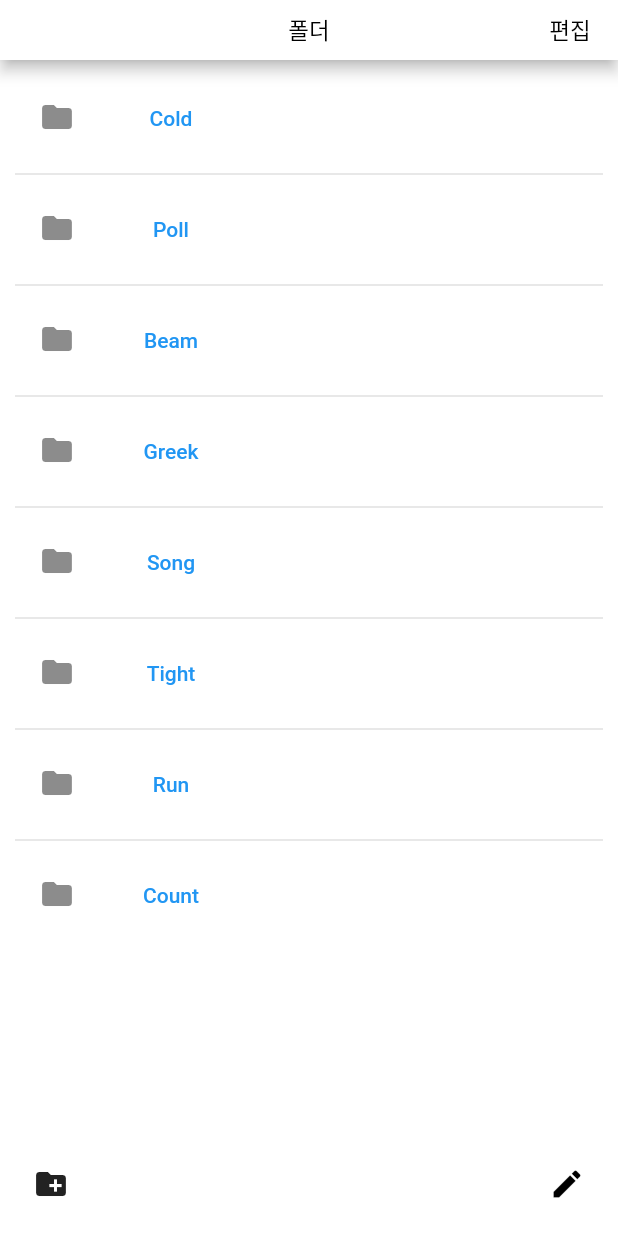
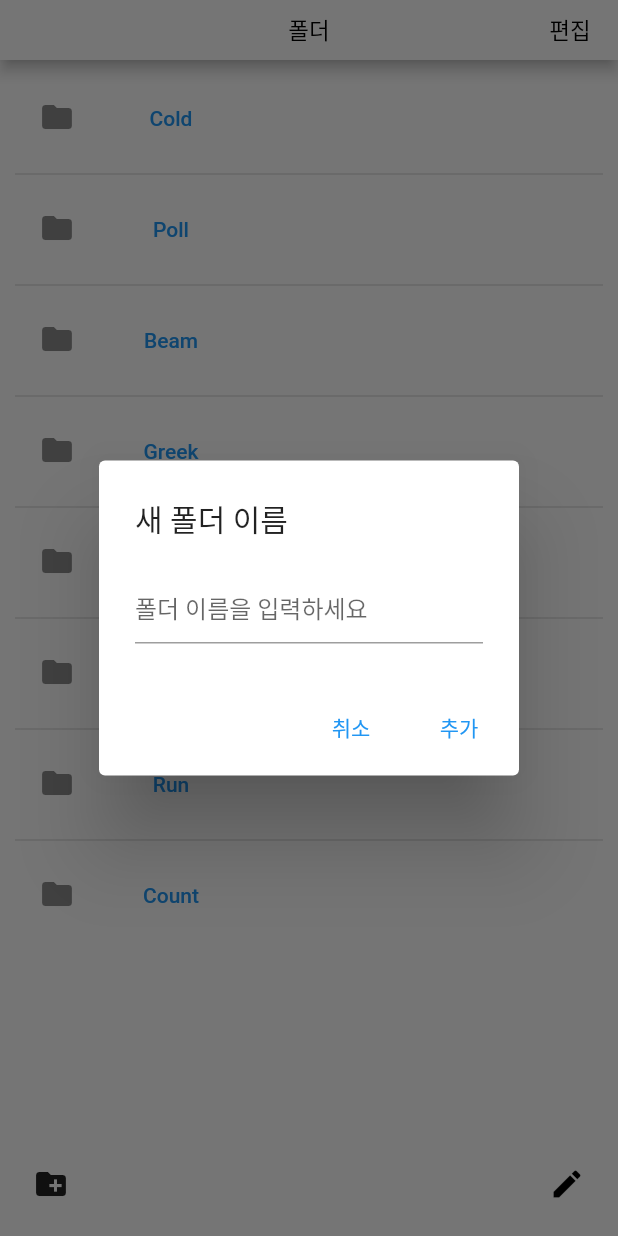
Before and after one commit to calmbrown/motilabs, a Flutter app: the screen it shows after launch, after a tap on the "create new folder" icon, on a phone screen of 412 x 824 dp. Run offline on Flutter 3.47's test engine with Material 2 defaults, Android fonts, the phone set to English and light mode, and no system bars.

Commit message:
create folder

```diff
--- a/lib/main.dart
+++ b/lib/main.dart
@@ -2,5 +2,5 @@ import 'package:flutter/material.dart';
 import 'package:motilabs/screens/folder_screen.dart';
 
 void main() {
-  runApp(const FolderScreen());
+  runApp(MaterialApp(home: FolderScreen()));
 }
--- a/lib/screens/folder_screen.dart
+++ b/lib/screens/folder_screen.dart
@@ -2,17 +2,26 @@ import 'package:flutter/material.dart';
 import 'package:motilabs/models/memo_data.dart';
 import 'package:motilabs/widgets/folder_item_widget.dart';
 
-class FolderScreen extends StatelessWidget {
-  const FolderScreen({Key? key}) : super(key: key);
+class FolderScreen extends StatefulWidget {
+  @override
+  _FolderScreenState createState() => _FolderScreenState();
+}
+
+class _FolderScreenState extends State<FolderScreen> {
+  // 메모 데이터의 상태를 저장하는 리스트
+
+  void _addNewFolder(String folderName) {
+    setState(() {
+      memoData.add(MemoData(folder: folderName, note: []));
+    });
+  }
 
   @override
   Widget build(BuildContext context) {
-
     return MaterialApp(
       home: Scaffold(
         backgroundColor: Colors.white,
         appBar: AppBar(
-
           toolbarHeight: 40,
           centerTitle: true,
           backgroundColor: Colors.white,
@@ -29,14 +38,36 @@ class FolderScreen extends StatelessWidget {
           ],
         ),
         body: FolderItemWiget(mainList: memoData.map((data) => data.folder).toList(),),
-
         bottomNavigationBar: Container(
           height: 70,
           padding: EdgeInsets.all(10),
           child: Row(
             mainAxisAlignment: MainAxisAlignment.spaceBetween,
             children: [
-                IconButton(onPressed: (){}, icon: Icon(Icons.create_new_folder)),
+                // IconButton(
+                //   onPressed: () {
+                //     // 새 폴더를 추가하는 로직
+                //     setState(() {
+                //       memoData.add(MemoData(folder: "NewFolder", note: []));
+                //     });
+                //   },
+                //   icon: Icon(Icons.create_new_folder)
+                // ),
+                IconButton(
+                  onPressed: () async {
+                    final newFolderName = await showDialog<String>(
+                      context: context,
+                      builder: (BuildContext context) {
+                        return _NewFolderDialog();
+                      },
+                    );
+
+                    if (newFolderName != null && newFolderName.isNotEmpty) {
+                      _addNewFolder(newFolderName);
+                    }
+                  },
+                  icon: Icon(Icons.create_new_folder)
+                ),
                 IconButton(onPressed: (){}, icon: Icon(Icons.edit, color: Colors.black,))
             ],
           ),
@@ -45,3 +76,32 @@ class FolderScreen extends StatelessWidget {
     );
   }
 }
+
+class _NewFolderDialog extends StatelessWidget {
+  final TextEditingController _controller = TextEditingController();
+
+  @override
+  Widget build(BuildContext context) {
+    return AlertDialog(
+      title: Text('새 폴더 이름'),
+      content: TextField(
+        controller: _controller,
+        decoration: InputDecoration(hintText: "폴더 이름을 입력하세요"),
+      ),
+      actions: <Widget>[
+        TextButton(
+          child: Text('취소'),
+          onPressed: () {
+            Navigator.of(context).pop();
+          },
+        ),
+        TextButton(
+          child: Text('추가'),
+          onPressed: () {
+            Navigator.of(context).pop(_controller.text);
+          },
+        ),
+      ],
+    );
+  }
+}
```
